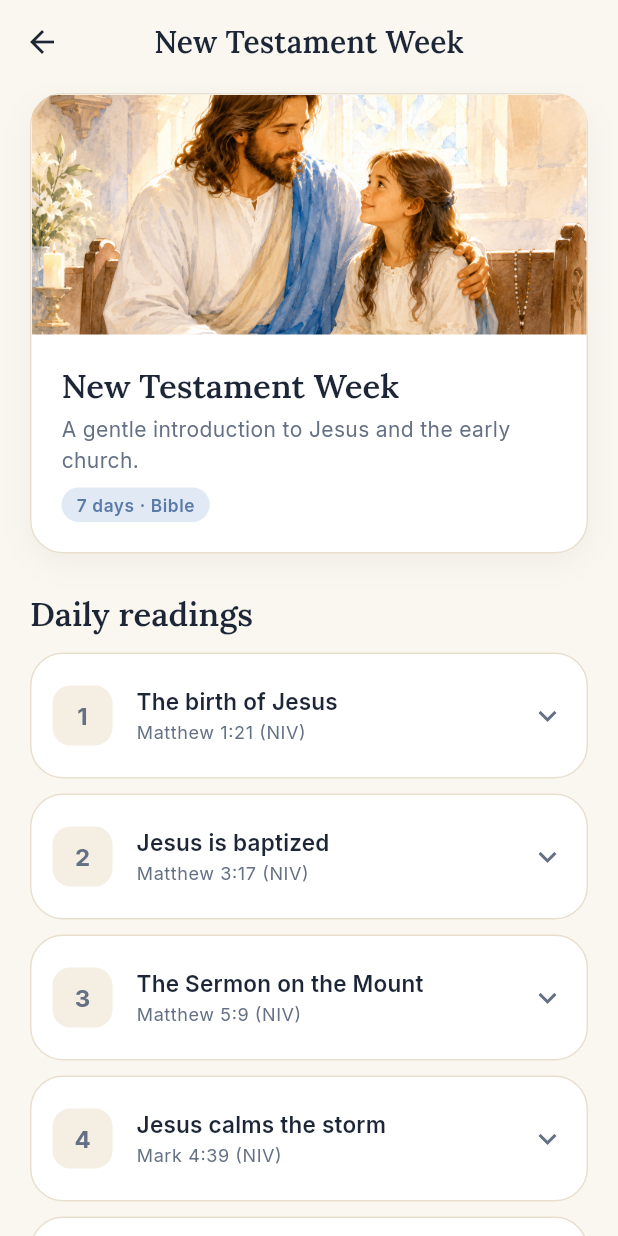
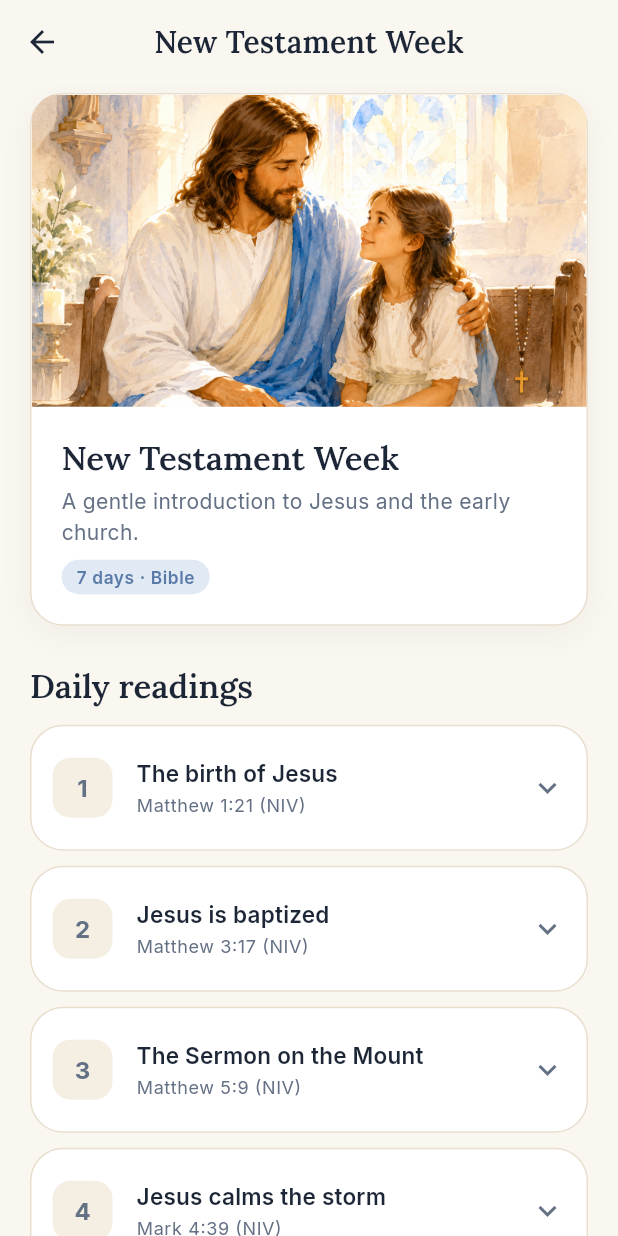
Before and after one commit to versestudio-apps/verselight, a Flutter app: the PlanDetailScreen screen opened directly with sample values from the repository, on a phone screen of 412 x 824 dp. Run offline on Flutter 3.47's test engine with Material 3 defaults, Android fonts, the phone set to English and light mode, and no system bars; our stand-ins replace firebase_core, google_fonts, shared_preferences; accounts and stored records are empty.

Commit message:
fix(plans): make plan detail header image responsive

```diff
--- a/lib/screens/plan_detail_screen.dart
+++ b/lib/screens/plan_detail_screen.dart
@@ -31,7 +31,14 @@ class PlanDetailScreen extends StatelessWidget {
               : 0.0;
           final isFinished = started && currentDay > plan.durationDays;
 
-          return ListView(
+          // Cap the content column at a readable 720dp so tablet layouts
+          // don't stretch the header image into an ultra-wide letterbox
+          // (the old `height: 160, width: double.infinity` slot cropped
+          // ~80% of vertical content from the 16:9 source on tablet).
+          return Center(
+            child: ConstrainedBox(
+              constraints: const BoxConstraints(maxWidth: 720),
+              child: ListView(
                 padding: const EdgeInsets.fromLTRB(20, 6, 20, 32),
                 children: [
               Container(
@@ -45,12 +52,18 @@ class PlanDetailScreen extends StatelessWidget {
                 child: Column(
                   crossAxisAlignment: CrossAxisAlignment.start,
                   children: [
-                    DevotionalImage(
+                    // Image keeps a fixed 16:9 aspect so the source (also 16:9
+                    // for the landscape masters) renders pixel-aligned on
+                    // every device width. On a phone (~360dp) the image is
+                    // ~320×180; on a 720dp-capped tablet content column it's
+                    // ~680×382. No vertical crop, faces stay safe.
+                    AspectRatio(
+                      aspectRatio: 16 / 9,
+                      child: DevotionalImage(
                         assetPath: DevotionalImages.forPlanId(plan.id),
-                      height: 160,
-                      width: double.infinity,
                         borderRadius: BorderRadius.zero,
                         semanticLabel: plan.title,
+                      ),
                     ),
                     Padding(
                       padding: const EdgeInsets.all(20),
@@ -181,6 +194,8 @@ class PlanDetailScreen extends StatelessWidget {
                   label: const Text('Plan completed'),
                 ),
                 ],
+              ),
+            ),
           );
         },
       ),
```
Lines whose indentation alone changed are shown as unchanged.
